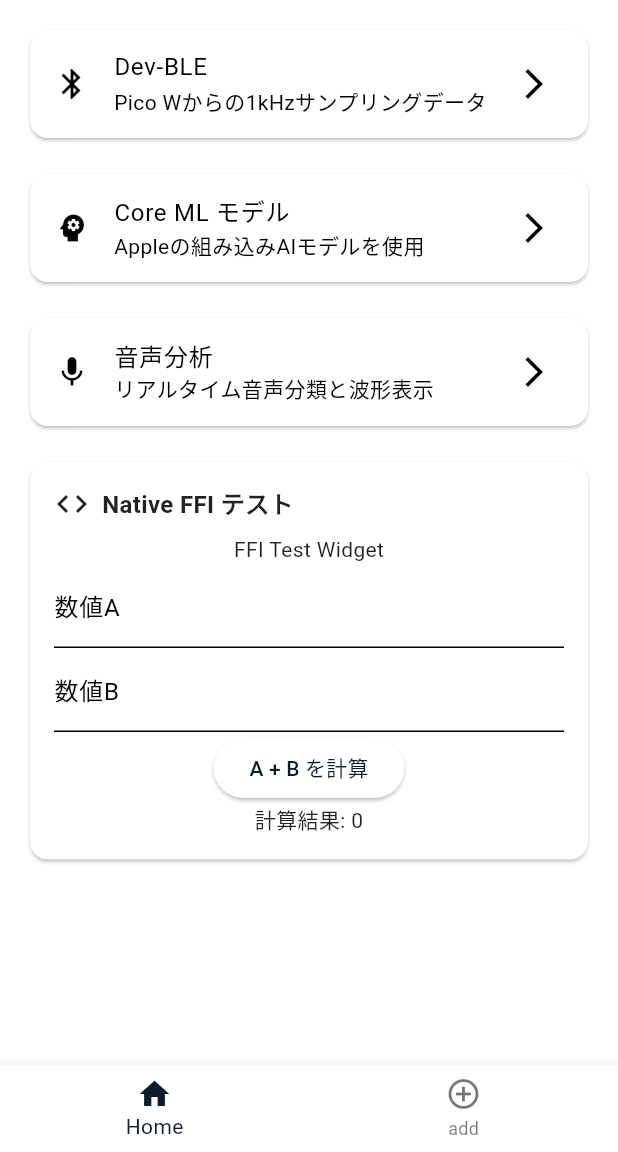
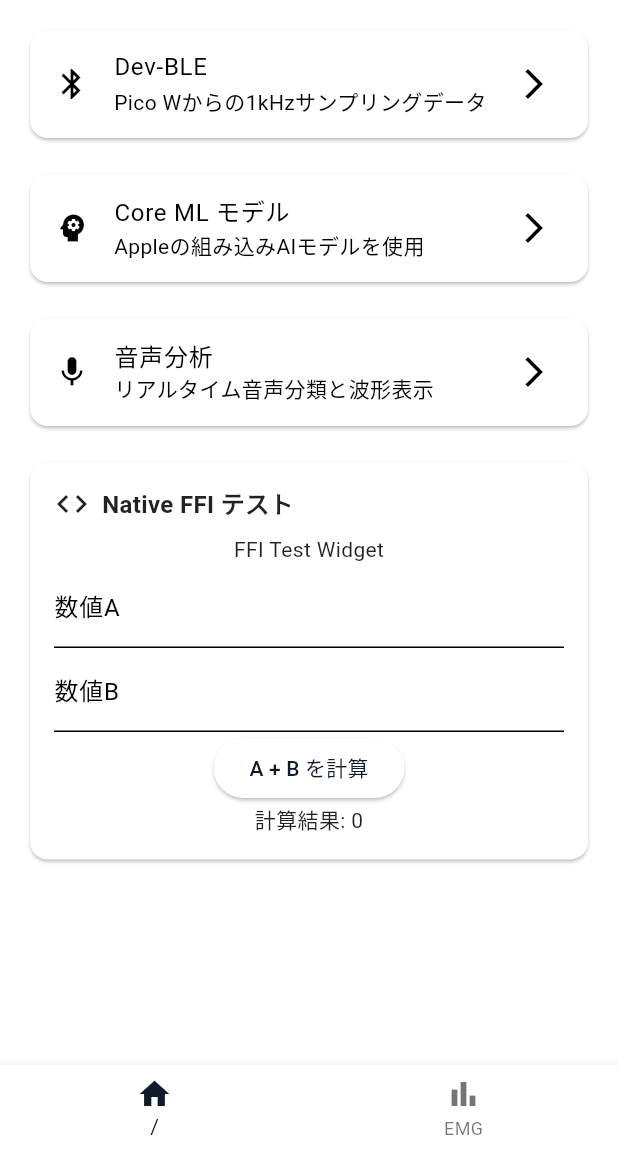
Before and after one commit to sotta-tis/emg-mobile-analyzer, a Flutter app: the screen it shows after launch, on a phone screen of 412 x 824 dp, the part 84-1236 px from its top. Run offline on Flutter 3.47's test engine with Material 3 defaults, Android fonts, the light colour scheme and no system bars; our stand-ins replace fl_chart, flutter_blue_plus, flutter_riverpod, go_router; missing offline and left inert: dart:ffi.

Commit message:
:lipstick: 統合

```diff
--- a/lib/core/app_router.dart
+++ b/lib/core/app_router.dart
@@ -1,33 +1,19 @@
-import 'package:flutter/material.dart';
 import 'package:go_router/go_router.dart';
 import 'package:emg_mobile_analyzer/shells/template_shell.dart';
 import 'package:emg_mobile_analyzer/pages/home_page.dart';
-import 'package:emg_mobile_analyzer/features/core_ml/widgets/core_ml_widget.dart';
-import 'package:emg_mobile_analyzer/features/ble/widgets/ble_widget.dart';
-import 'package:emg_mobile_analyzer/features/audio_analysis/widgets/audio_analysis_widget.dart';
+import 'package:emg_mobile_analyzer/screens/emg_screen.dart';
 
 final router = GoRouter(
-  initialLocation: '/home',
+  initialLocation: '/',
   routes: [
     ShellRoute(
       builder:
           (context, state, child) =>
               TemplateShell(currentPath: state.uri.path, child: child),
       routes: [
-        GoRoute(path: '/home', builder: (_, __) => const HomePage()),
-        GoRoute(path: '/core-ml', builder: (_, __) => const CoreMLWidget()),
-        GoRoute(
-          path: '/audio-analysis',
-          builder: (_, __) => const AudioAnalysisWidget(),
-        ),
-        GoRoute(
-          path: '/ble',
-          builder:
-              (_, __) => Scaffold(
-                appBar: AppBar(title: const Text('DEV-BLE')),
-                body: const BleTempScannerWidget(),
-              ),
-        ),
+        GoRoute(path: '/', builder: (_, __) => const HomePage()),
+
+        GoRoute(path: '/emg', builder: (_, __) => const EmgScreen()),
       ],
     ),
   ],
--- a/lib/shells/template_shell.dart
+++ b/lib/shells/template_shell.dart
@@ -23,16 +23,16 @@ class TemplateShell extends StatelessWidget {
         onTap: (i) {
           switch (i) {
             case 0:
-              context.go('/home');
+              context.go('/');
+              break;
+            case 1:
+              context.go('/emg');
               break;
           }
         },
         items: const [
-          BottomNavigationBarItem(icon: Icon(Icons.home), label: 'Home'),
-          BottomNavigationBarItem(
-            icon: Icon(Icons.add_circle_outline),
-            label: 'add',
-          ),
+          BottomNavigationBarItem(icon: Icon(Icons.home), label: '/'),
+          BottomNavigationBarItem(icon: Icon(Icons.bar_chart), label: 'EMG'),
         ],
       ),
     );
```
Also changed, not shown: lib/screens/emg_screen.dart (added, +106 -0 lines).
